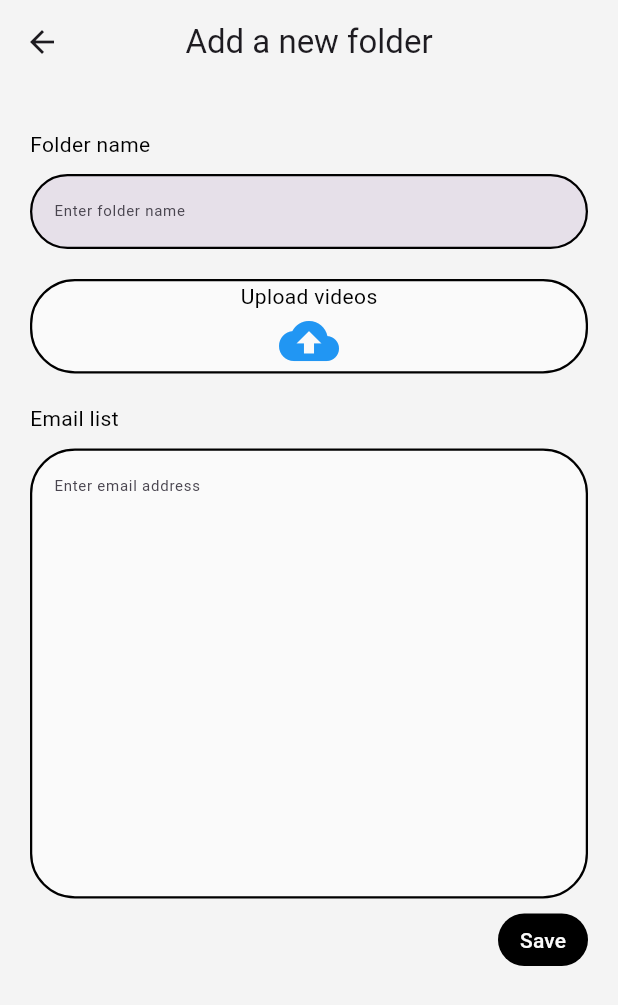
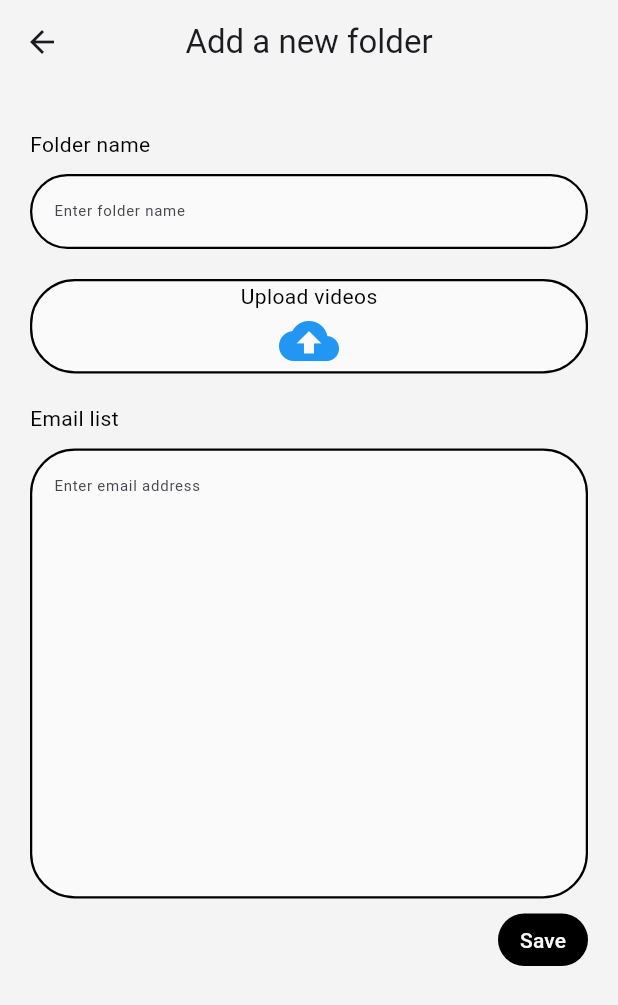
Before and after one commit to isuru9625/admin-instrutor-student, a Flutter app: the BottomBarScreen screen opened directly, item 4 of the bottom bar chosen, after a tap on the "add" icon, on a phone screen of 412 x 824 dp. Shown: the top 1005 px of the screen. Run offline on Flutter 3.47's test engine with Material 3 defaults, Android fonts, the phone set to English and light mode, and no system bars; our stand-ins replace cloud_firestore, firebase_core, firebase_storage, gap, google_fonts, image_picker; missing offline and left inert: flutter_email_sender; accounts and stored records are empty.

Commit message:
Added color

```diff
--- a/lib/screens/res/app_colors.dart
+++ b/lib/screens/res/app_colors.dart
@@ -9,4 +9,5 @@ class AppColors {
   static const Color ligthWhite = Color(0xFFFAFAFA);
   static const Color blue = Colors.blue;
   static const Color grey = Colors.grey;
+  static const Color greyUnSelected = Color.fromARGB(255, 225, 224, 224);
 }
```
